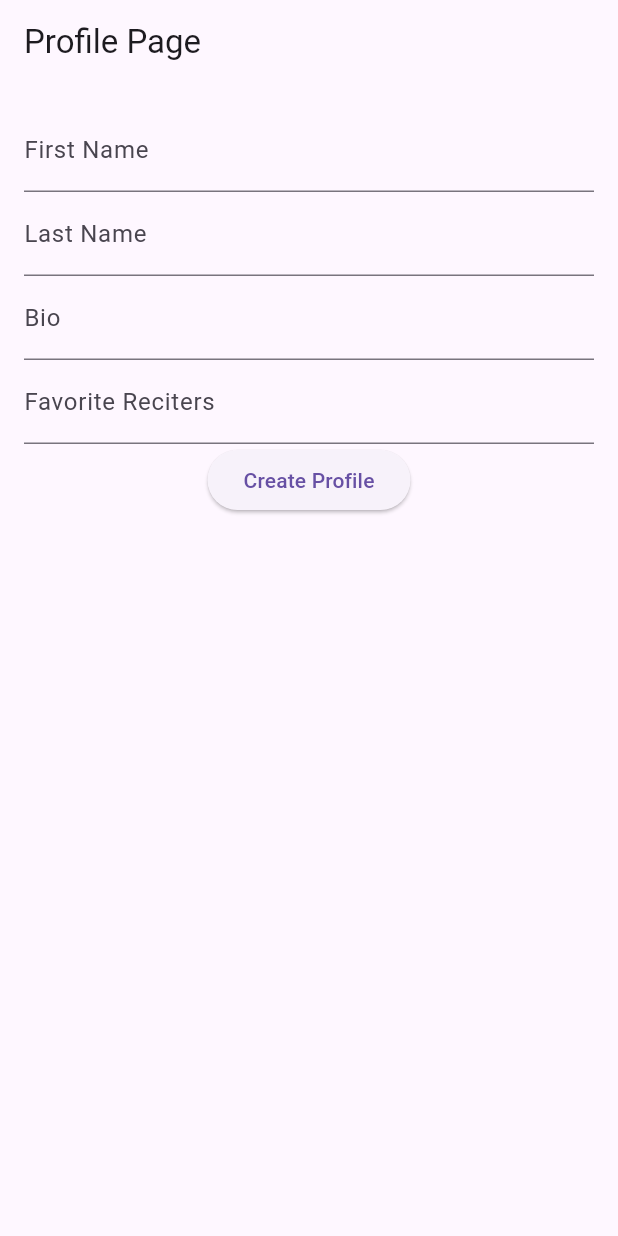
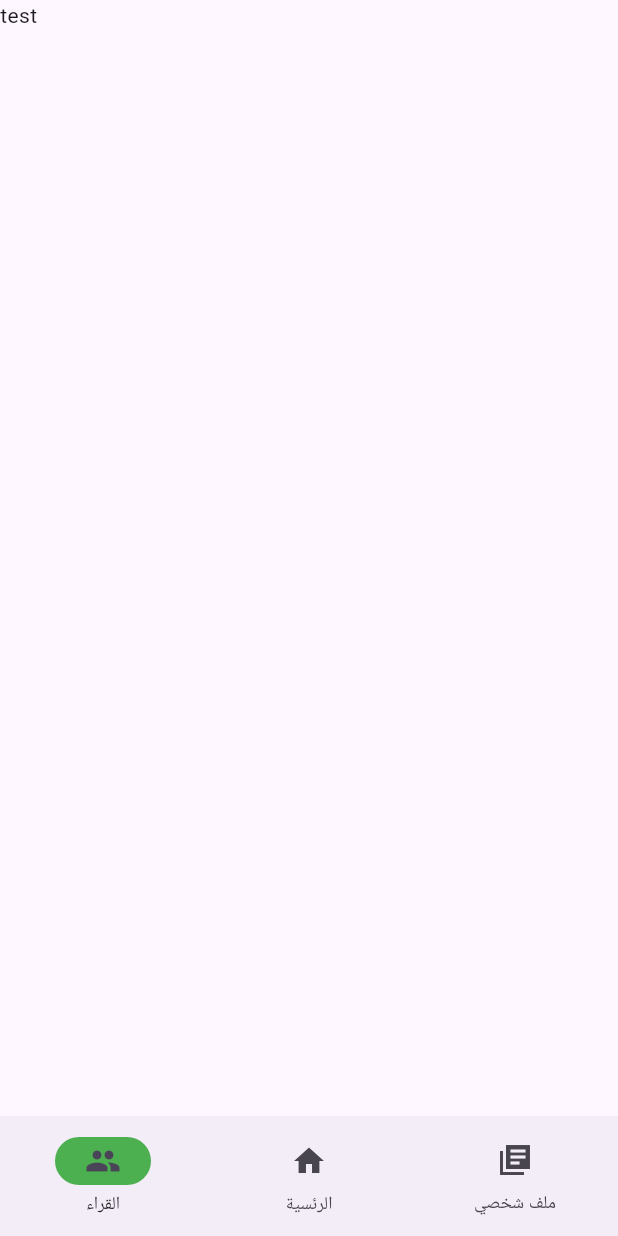
Before and after one commit to AbdAlRahmanGad/The_Quran, a Flutter app: the screen it shows once a user with an empty profile is signed in, on a phone screen of 412 x 824 dp. Run offline on Flutter 3.47's test engine with Material 3 defaults, Android fonts, the phone set to English and light mode, and no system bars; our stand-ins replace awesome_dialog, bloc, cloud_firestore, firebase_auth, firebase_core, flutter_bloc and 3 more; accounts and stored records are empty.

Commit message:
Implemented dashboard with bottom navigation bar

```diff
--- a/lib/features/auth/view/page/ProfilePage.dart
+++ /dev/null
@@ -1,63 +0,0 @@
-import 'package:flutter/material.dart';
-import 'package:the_quran/features/auth/view/page/databaseHelper.dart';
-
-import 'package:the_quran/features/auth/view/page/home_page.dart';
-
-class ProfilePage extends StatefulWidget {
-  const ProfilePage({Key? key}) : super(key: key);
-
-  @override
-  _ProfilePageState createState() => _ProfilePageState();
-}
-
-class _ProfilePageState extends State<ProfilePage> {
-  late Future<Profile> futureProfile;
-
-  @override
-  void initState() {
-    super.initState();
-    futureProfile = DatabaseHelper.instance.getProfile(1);
-  }
-
-  @override
-  Widget build(BuildContext context) {
-    return Scaffold(
-      appBar: AppBar(
-        title: const Text('Profile Page'),
-      ),
-      body: FutureBuilder<Profile>(
-        future: futureProfile,
-        builder: (context, snapshot) {
-          if (snapshot.connectionState == ConnectionState.done) {
-            if (snapshot.hasError) {
-              return Text('Error: ${snapshot.error}');
-            }
-
-            return ListView(
-              children: <Widget>[
-                ListTile(
-                  title: Text('First Name'),
-                  subtitle: Text(snapshot.data!.firstName),
-                ),
-                ListTile(
-                  title: Text('Last Name'),
-                  subtitle: Text(snapshot.data!.lastName),
-                ),
-                ListTile(
-                  title: Text('Bio'),
-                  subtitle: Text(snapshot.data!.bio),
-                ),
-                ListTile(
-                  title: Text('Favorite Reciters'),
-                  subtitle: Text(snapshot.data!.favoriteReciters),
-                ),
-              ],
-            );
-          } else {
-            return CircularProgressIndicator();
-          }
-        },
-      ),
-    );
-  }
-}
--- a/lib/features/auth/view/page/home_page.dart
+++ b/lib/features/auth/view/page/home_page.dart
@@ -1,6 +1,8 @@
 import 'package:flutter/material.dart';
-import 'package:the_quran/features/auth/view/page/databaseHelper.dart';
-import 'package:the_quran/features/auth/view/page/ProfilePage.dart';
+import 'package:the_quran/features/dashboard/controller/databaseHelper.dart';
+import 'package:the_quran/features/dashboard/controller/firebase_data.dart';
+import 'package:the_quran/features/dashboard/view/page/ProfilePage.dart';
+import 'package:the_quran/features/dashboard/view/page/dashboard_page.dart';
 
 class HomePage extends StatefulWidget {
   const HomePage({Key? key}) : super(key: key);
@@ -10,40 +12,34 @@ class HomePage extends StatefulWidget {
 }
 
 class Profile {
-  int id;
-  String firstName;
-  String lastName;
+  String uid;
+  String fullName;
   String bio;
-  String favoriteReciters;
 
   Profile(
-      this.id, this.firstName, this.lastName, this.bio, this.favoriteReciters);
+    this.uid,
+    this.fullName,
+    this.bio,
+  );
 
   Map<String, dynamic> toMap() {
     var map = <String, dynamic>{
-      'id': id,
-      'firstName': firstName,
-      'lastName': lastName,
+      'uid': uid,
+      'fullName': fullName,
       'bio': bio,
-      'favoriteReciters': favoriteReciters,
     };
     return map;
   }
 
   Profile.fromMap(Map<String, dynamic> map)
-      : id = map['id'],
-        firstName = map['firstName'],
-        lastName = map['lastName'],
-        bio = map['bio'],
-        favoriteReciters = map['favoriteReciters'];
+      : uid = map['uid'],
+        fullName = map['fullName'],
+        bio = map['bio'];
 }
 
 class _HomePageState extends State<HomePage> {
-  final TextEditingController _firstNameController = TextEditingController();
-  final TextEditingController _lastNameController = TextEditingController();
+  final TextEditingController _fullNameController = TextEditingController();
   final TextEditingController _bioController = TextEditingController();
-  final TextEditingController _favoriteRecitersController =
-      TextEditingController();
 
   @override
   Widget build(BuildContext context) {
@@ -57,36 +53,25 @@ class _HomePageState extends State<HomePage> {
           child: Column(
             children: [
               TextFormField(
-                controller: _firstNameController,
-                decoration: const InputDecoration(labelText: 'First Name'),
-              ),
-              TextFormField(
-                controller: _lastNameController,
-                decoration: const InputDecoration(labelText: 'Last Name'),
+                controller: _fullNameController,
+                decoration: const InputDecoration(labelText: 'Full Name'),
               ),
               TextFormField(
                 controller: _bioController,
                 decoration: const InputDecoration(labelText: 'Bio'),
               ),
-              TextFormField(
-                controller: _favoriteRecitersController,
-                decoration:
-                    const InputDecoration(labelText: 'Favorite Reciters'),
-              ),
               ElevatedButton(
                 onPressed: () {
                   var user = Profile(
-                    1,
-                    _firstNameController.text,
-                    _lastNameController.text,
+                    FirebaseRepo().fetch()!.uid,
+                    _fullNameController.text,
                     _bioController.text,
-                    _favoriteRecitersController.text,
                   );
                   DatabaseHelper.instance.insert(user.toMap());
                   Navigator.push(
                     context,
                     MaterialPageRoute(
-                        builder: (context) => const ProfilePage()),
+                        builder: (context) => const DashbordPage()),
                   );
                 },
                 child: const Text('Create Profile'),
@@ -100,10 +85,8 @@ class _HomePageState extends State<HomePage> {
 
   @override
   void dispose() {
-    _firstNameController.dispose();
-    _lastNameController.dispose();
+    _fullNameController.dispose();
     _bioController.dispose();
-    _favoriteRecitersController.dispose();
     super.dispose();
   }
 }
--- /dev/null
+++ b/lib/features/dashboard/controller/bloc/dashboard_bloc.dart
@@ -0,0 +1,37 @@
+import 'package:bloc/bloc.dart';
+import 'package:flutter/material.dart';
+import 'package:meta/meta.dart';
+import 'package:the_quran/features/auth/view/page/home_page.dart';
+import 'package:the_quran/features/dashboard/controller/databaseHelper.dart';
+import 'package:the_quran/features/dashboard/controller/firebase_data.dart';
+
+part 'dashboard_event.dart';
+part 'dashboard_state.dart';
+
+class DashboardBloc extends Bloc<DashboardEvent, DashboardState> {
+  int selectedTapIndex = 0;
+
+  final user = FirebaseRepo().fetch();
+  final iconList = <IconData>[
+    Icons.home,
+    Icons.person,
+    Icons.book,
+    Icons.chrome_reader_mode_rounded,
+  ];
+
+  final PageController pageController = PageController();
+
+  void onChangeTabIndex(int index) {
+    selectedTapIndex = index;
+    pageController.jumpToPage(selectedTapIndex);
+    emit(DashboardInitial());
+  }
+
+  DashboardBloc() : super(DashboardInitial()) {
+    on<GetProfile>((event, emit) async {
+      emit(DashboardProfuleLoading());
+      final Profile p = await DatabaseHelper.instance.getProfile(user!.uid);
+      emit(DashboardProfuleLoaded(p));
+    });
+  }
+}
--- /dev/null
+++ b/lib/features/dashboard/controller/bloc/dashboard_event.dart
@@ -0,0 +1,9 @@
+part of 'dashboard_bloc.dart';
+
+@immutable
+sealed class DashboardEvent {}
+
+class GetProfile extends DashboardEvent {
+  @override
+  List<Object> get props => [];
+}
--- /dev/null
+++ b/lib/features/dashboard/controller/bloc/dashboard_state.dart
@@ -0,0 +1,14 @@
+part of 'dashboard_bloc.dart';
+
+@immutable
+sealed class DashboardState {}
+
+final class DashboardInitial extends DashboardState {}
+
+final class DashboardProfuleLoading extends DashboardState {}
+
+final class DashboardProfuleLoaded extends DashboardState {
+  final Profile profile;
+
+  DashboardProfuleLoaded(this.profile);
+}
--- a/lib/features/auth/view/page/databaseHelper.dart
+++ b/lib/features/dashboard/controller/databaseHelper.dart
@@ -1,7 +1,6 @@
 import 'package:sqflite/sqflite.dart';
 import 'package:path/path.dart';
 import 'package:the_quran/features/auth/view/page/home_page.dart';
-
 
 class DatabaseHelper {
   static final _databaseName = "MyDatabase.db";
@@ -9,11 +8,9 @@ class DatabaseHelper {
 
   static final table = 'Profile';
 
-  static final columnId = '_id';
-  static final columnFirstName = 'firstName';
-  static final columnLastName = 'lastName';
+  static final columnUid = 'uid';
+  static final columnFullName = 'fullName';
   static final columnBio = 'bio';
-  static final columnFavoriteReciters = 'favoriteReciters';
 
   DatabaseHelper._privateConstructor();
   static final DatabaseHelper instance = DatabaseHelper._privateConstructor();
@@ -28,18 +25,15 @@ class DatabaseHelper {
   _initDatabase() async {
     String path = join(await getDatabasesPath(), _databaseName);
     return await openDatabase(path,
-        version: _databaseVersion,
-        onCreate: _onCreate);
+        version: _databaseVersion, onCreate: _onCreate);
   }
 
   Future _onCreate(Database db, int version) async {
     await db.execute('''
           CREATE TABLE $table (
-            $columnId INTEGER PRIMARY KEY,
-            $columnFirstName TEXT ,
-            $columnLastName TEXT ,
-            $columnBio TEXT ,
-            $columnFavoriteReciters TEXT
+            $columnUid TEXT ,
+            $columnFullName TEXT ,
+            $columnBio TEXT
           )
           ''');
   }
@@ -49,17 +43,20 @@ class DatabaseHelper {
     return await db.insert(table, row);
   }
 
-  Future<Profile> getProfile(int id) async {
+  Future<Profile> getProfile(String uid) async {
     Database db = await instance.database;
 
-    List<Map> results = await db.query(table,
-        where: '$columnId = ?',
-        whereArgs: [id]);
+    List<Map> results =
+        await db.query(table, where: '$columnUid = ?', whereArgs: [uid]);
 
     if (results.isNotEmpty) {
       return Profile.fromMap(results.first as Map<String, dynamic>);
     }
-    return Profile(0, 'failed to retrieve', 'failed to retrieve', 'failed to retrieve', 'failed to retrieve');
+    return Profile(
+      'failed to retrieve',
+      'failed to retrieve',
+      'failed to retrieve',
+    );
   }
 
   Future<List<Map<String, dynamic>>> queryAllRows() async {
--- /dev/null
+++ b/lib/features/dashboard/controller/firebase_data.dart
@@ -0,0 +1,26 @@
+import 'package:cloud_firestore/cloud_firestore.dart';
+import 'package:firebase_auth/firebase_auth.dart';
+
+class FirebaseRepo {
+  FirebaseAuth instance = FirebaseAuth.instance;
+
+  User? fetch() {
+    return instance.currentUser;
+  }
+
+  Future<void> delete({required int id}) async {
+    CollectionReference users = FirebaseFirestore.instance.collection('users');
+    await users.doc(id.toString()).delete().then((_) => print("User deleted"));
+  }
+
+  Future<void> insert({required String name, String? bio}) async {
+    CollectionReference users = FirebaseFirestore.instance.collection('users');
+    await users
+        .add({
+          'full_name': name,
+          'address': bio,
+        })
+        .then((value) => print("User Added"))
+        .catchError((error) => print("Failed to add user: $error"));
+  }
+}
--- /dev/null
+++ b/lib/features/dashboard/view/page/dashboard_page.dart
@@ -0,0 +1,63 @@
+import 'package:flutter/cupertino.dart';
+import 'package:flutter/material.dart';
+import 'package:the_quran/features/auth/view/page/home_page.dart';
+import 'package:the_quran/features/dashboard/view/page/ProfilePage.dart';
+import 'package:the_quran/features/dashboard/controller/bloc/dashboard_bloc.dart';
+import 'package:flutter_bloc/flutter_bloc.dart';
+
+class DashbordPage extends StatelessWidget {
+  const DashbordPage({super.key});
+  @override
+  Widget build(BuildContext context) {
+    return BlocProvider(
+      create: (context) => DashboardBloc(),
+      child: BlocBuilder<DashboardBloc, DashboardState>(
+        builder: (context, state) {
+          Profile p = Profile("", "", "");
+          DashboardBloc controller = context.read<DashboardBloc>();
+          controller.add(GetProfile());
+          if (state is DashboardProfuleLoaded) p = state.profile;
+          return Scaffold(
+            body: SafeArea(
+              child: PageView(
+                controller: controller.pageController,
+                onPageChanged: controller.onChangeTabIndex,
+                children: [
+                  Text('test'),
+                  Text("Home"),
+                  ProfilePage(
+                    p: p,
+                  ),
+                ],
+              ),
+            ),
+            bottomNavigationBar: NavigationBar(
+              onDestinationSelected: (int index) {
+                controller.onChangeTabIndex(index);
+              },
+              indicatorColor: Colors.green,
+              selectedIndex: controller.selectedTapIndex,
+              destinations: const <Widget>[
+                NavigationDestination(
+                  selectedIcon: Icon(Icons.people),
+                  icon: Icon(Icons.people_alt_outlined),
+                  label: 'القراء',
+                ),
+                NavigationDestination(
+                  icon: Icon(Icons.home),
+                  selectedIcon: Icon(Icons.home),
+                  label: 'الرئسية',
+                ),
+                NavigationDestination(
+                  selectedIcon: Icon(Icons.my_library_books_sharp),
+                  icon: Icon(Icons.my_library_books_sharp),
+                  label: 'ملف شخصي',
+                ),
+              ],
+            ),
+          );
+        },
+      ),
+    );
+  }
+}
--- a/lib/main.dart
+++ b/lib/main.dart
@@ -9,6 +9,7 @@ import 'package:the_quran/features/auth/view/page/on_boarding.dart';
 import 'package:the_quran/features/auth/view/page/sign_up_screen.dart';
 import 'package:flutter_dotenv/flutter_dotenv.dart';
 import 'package:the_quran/core/utils/firebase_options.dart';
+import 'package:the_quran/features/dashboard/view/page/dashboard_page.dart';
 
 late final SharedPreferences prefs;
 void main() async {
@@ -20,13 +21,13 @@ void main() async {
 }
 
 class MyApp extends StatelessWidget {
-  bool onBoarding = prefs.getBool('onBoarding') ?? true;
+  bool onBoarding = prefs.getBool('onBoarding') ?? false;
 
   MyApp({super.key});
   @override
   Widget build(BuildContext context) {
     return MaterialApp(
-      onGenerateRoute: onGenerateRoute,
+      onGenerateRoute: MyRoutes.onGenerateRoute,
       debugShowCheckedModeBanner: false,
       title: 'The Quran',
       theme: ThemeData(
@@ -37,9 +38,9 @@ class MyApp extends StatelessWidget {
           stream: FirebaseAuth.instance.authStateChanges(),
           builder: (context, snapshot) {
             if (snapshot.hasData) {
-              return const HomePage();
+              return const DashbordPage();
             } else {
-              if (onBoarding) return const OnBoarding();
+              if (onBoarding) return const DashbordPage();
               return const LoginScreen();
             }
           },
@@ -49,7 +50,8 @@ class MyApp extends StatelessWidget {
   }
 }
 
-Route onGenerateRoute(RouteSettings settings) {
+class MyRoutes {
+  static Route<dynamic> onGenerateRoute(RouteSettings settings) {
     if (settings.name == "Login") {
       return MaterialPageRoute(builder: (context) => const LoginScreen());
     } else if (settings.name == "Sign Up") {
@@ -58,6 +60,7 @@ Route onGenerateRoute(RouteSettings settings) {
       return MaterialPageRoute(
           builder: (context) => const ForgotPasswordScreen());
     } else {
-    return MaterialPageRoute(builder: (context) => const HomePage());
+      return MaterialPageRoute(builder: (context) => const DashbordPage());
     }
   }
+}
```
Also changed, not shown: lib/features/dashboard/view/page/ProfilePage.dart (added, +47 -0 lines), assets/images/DORR2.png (added), assets/images/DORR3.png (added), 26 other files. Lines whose indentation alone changed are shown as unchanged.
